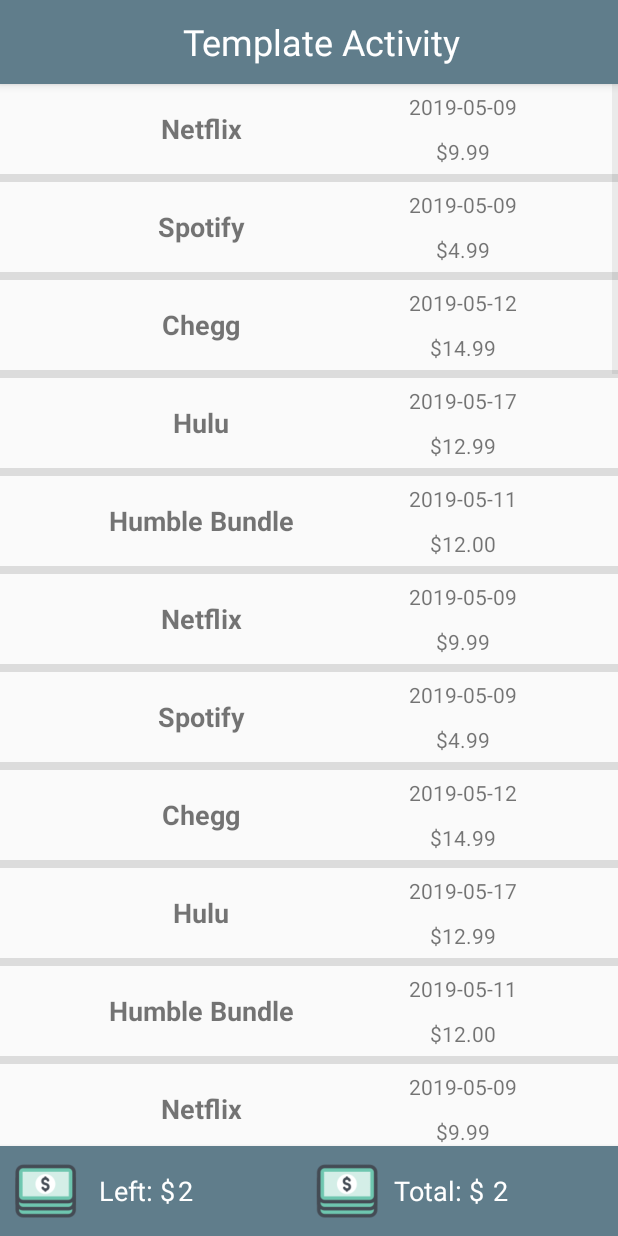
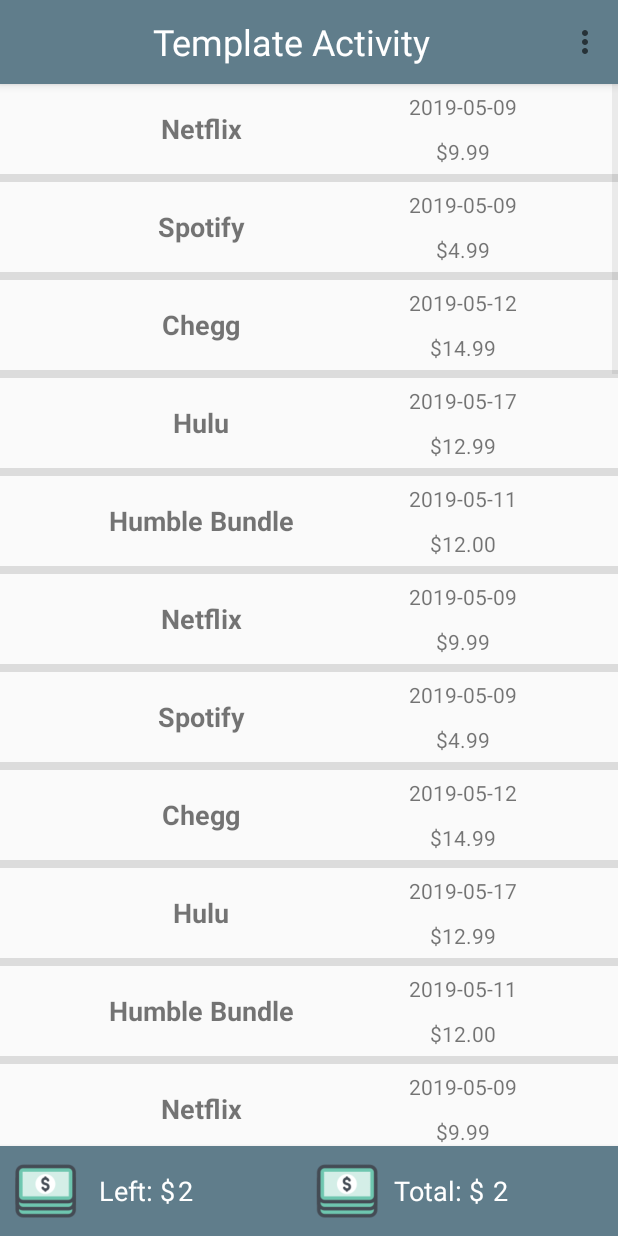
Before and after one commit to MinNamgung/Team2TermProject, an Android app: the ListActivity screen opened directly, with no data from a screen before it, on a phone screen of 412 x 824 dp. Run offline under Robolectric (Android 15) with nearby library versions, the phone set to English and light mode, and no system bars; libraries missing offline, so code that uses them is left out: com.nostra13.universalimageloader; Roboto replaces fonts that are not available here; 8 statements that could not run were skipped.

Commit message:
Fixed template, added menu, linked menu to activity_add

```diff
--- a/app/src/main/AndroidManifest.xml
+++ b/app/src/main/AndroidManifest.xml
@@ -9,7 +9,9 @@
         android:roundIcon="@mipmap/ic_launcher_round"
         android:supportsRtl="true"
         android:theme="@style/AppTheme">
-        <activity android:name=".ListActivity"></activity>
+        <activity android:name=".ActivityTemplate"></activity>
+        <activity android:name=".AddActivity" />
+        <activity android:name=".ListActivity" />
         <activity android:name=".MainActivity">
             <intent-filter>
                 <action android:name="android.intent.action.MAIN" />
--- a/app/src/main/java/com/team/termproject/ListActivity.java
+++ b/app/src/main/java/com/team/termproject/ListActivity.java
@@ -1,21 +1,30 @@
 package com.team.termproject;
 
+import android.content.Context;
+import android.content.Intent;
 import android.support.design.widget.BottomNavigationView;
 import android.support.v7.app.AppCompatActivity;
 import android.os.Bundle;
 import android.support.v7.widget.Toolbar;
+import android.util.Log;
+import android.view.Menu;
+import android.view.MenuItem;
 import android.widget.ListView;
 
 import java.sql.Date;
 import java.util.ArrayList;
 
 public class ListActivity extends AppCompatActivity {
+    private static final String TAG = "ListActivity";
+
+    private Context mContext = ListActivity.this;
 
     @Override
     protected void onCreate(Bundle savedInstanceState) {
         super.onCreate(savedInstanceState);
         setContentView(R.layout.activity_list);
 
+        setupToolbar();
 
         ListView mListView = (ListView) findViewById(R.id.listView);
 
@@ -28,6 +37,24 @@
     private void setupToolbar(){
         Toolbar toolbar = (Toolbar) findViewById(R.id.listViewToolbar);
         setSupportActionBar(toolbar);
+
+        toolbar.setOnMenuItemClickListener(new Toolbar.OnMenuItemClickListener() {
+            @Override
+            public boolean onMenuItemClick(MenuItem menuItem) {
+                switch (menuItem.getItemId()){
+                    case R.id.menuAdd:
+                        openAddActivity();
+                }
+
+                return false;
+            }
+        });
+    }
+
+    @Override
+    public boolean onCreateOptionsMenu(Menu menu){
+        getMenuInflater().inflate(R.menu.action_bar_menu, menu);
+        return true;
     }
 
 
@@ -95,4 +122,10 @@
 
         return subList;
     }
+
+
+    public void openAddActivity(){
+        Intent intent = new Intent(ListActivity.this, AddActivity.class);
+        startActivity(intent);
+    }
 }
--- a/app/src/main/res/layout/activity_add.xml
+++ b/app/src/main/res/layout/activity_add.xml
@@ -4,8 +4,8 @@
     xmlns:app="http://schemas.android.com/apk/res-auto"
     xmlns:tools="http://schemas.android.com/tools"
     android:layout_width="match_parent"
-    android:layout_height="match_parent">
-
+    android:layout_height="match_parent"
+    tools:context=".AddActivity">
 
     <!-- Action bar top start -->
     <android.support.design.widget.AppBarLayout
--- a/app/src/main/res/menu/action_bar_menu.xml
+++ b/app/src/main/res/menu/action_bar_menu.xml
@@ -1,7 +1,15 @@
 <?xml version="1.0" encoding="utf-8"?>
 <menu xmlns:android="http://schemas.android.com/apk/res/android">
     <item
-        android:id="@+id/menu">
-
+        android:title="Add Monthly Payment"
+        android:id="@+id/menuAdd">
+    </item>
+    <item
+        android:title="Log Out"
+        android:id="@+id/menuLog">
+    </item>
+    <item
+        android:title="Settings"
+        android:id="@+id/menuSettings">
     </item>
 </menu>
```
Also changed, not shown: app/src/main/java/com/team/termproject/ActivityTemplate.java (added, +13 -0 lines), app/src/main/java/com/team/termproject/AddActivity.java (added, +13 -0 lines), app/src/main/res/layout/activity_template.xml (+2 -7 lines).
